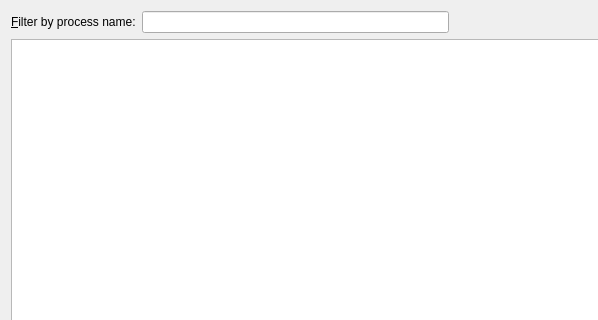
Above: src/plugins/remotelinux/remotelinuxprocessesdialog.ui from qt-creator/qt-creator before the change; both pictures show x 0 to 598 and y 0 to 320 of the 766 by 684 pixel window. Below: the same form after it.
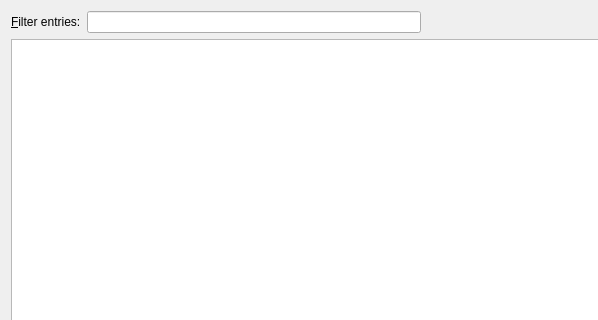
That is the form after the change.

Commit message:
Remote process list dialogs: Filter in all columns.
So people can search for process ids as well.

```diff
--- a/src/plugins/remotelinux/remotelinuxprocessesdialog.ui
+++ b/src/plugins/remotelinux/remotelinuxprocessesdialog.ui
@@ -19,7 +19,7 @@
      <item>
       <widget class="QLabel" name="filterLabel">
        <property name="text">
-        <string>&amp;Filter by process name:</string>
+        <string>&amp;Filter entries:</string>
        </property>
        <property name="buddy">
         <cstring>processFilterLineEdit</cstring>
```
The commit also changes 2 other files.
